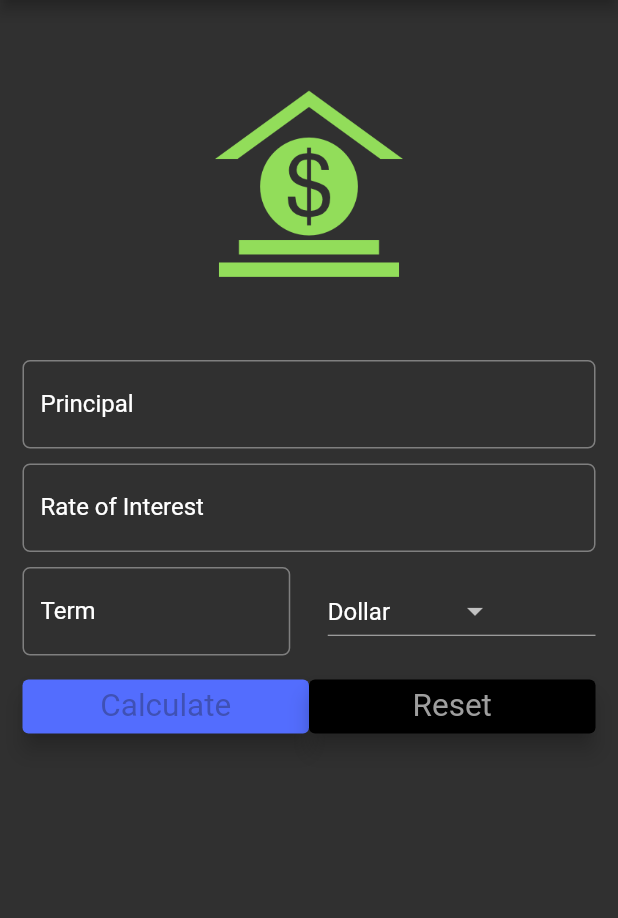
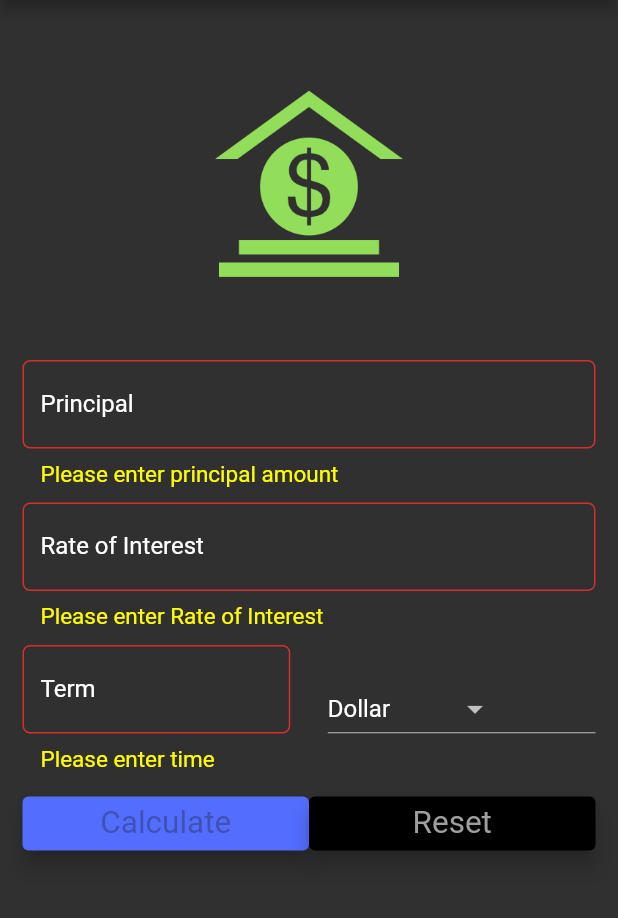
Before and after one commit to minhbka/flutter_tutorial, a Flutter app: the screen it shows after launch, after a tap on "Calculate", on a phone screen of 412 x 824 dp, the part 84-1002 px from its top. Run offline on Flutter 3.47's test engine with Material 2 defaults, Android fonts, the phone set to English and light mode, and no system bars.

Commit message:
Form Validation Tutorial using TextFormField

```diff
--- a/lib/main.dart
+++ b/lib/main.dart
@@ -30,6 +30,7 @@ class _SIFormState extends State<SIForm>{
   TextEditingController roiController = TextEditingController();
   TextEditingController termController = TextEditingController();
   var displayResult = "";
+  var _formKey = GlobalKey<FormState>();
 
   @override
   void initState(){
@@ -43,22 +44,34 @@ class _SIFormState extends State<SIForm>{
     return Scaffold(
       //resizeToAvoidBottomInset: false,
       appBar: AppBar(title:Text("Simple Interest Calculator App")),
-      body:Container(
-        margin:EdgeInsets.all(_minimumPadding*2),
+
+      body:Form(
+        key:_formKey,
+        child:Padding(
+          padding:EdgeInsets.all(_minimumPadding*2),
           child: ListView(
             children: <Widget>[
               getImageAsset(),
 
               Padding(
                 padding:EdgeInsets.all(_minimumPadding),
-            child: TextField(
+                child: TextFormField(
                   style: textStyle,
                   keyboardType: TextInputType.number,
                   controller: principalController,
+                  validator:(String? value){
+                    if(value == null || value.isEmpty || double.tryParse(value) == null ){
+                      return "Please enter principal amount";
+                    }
+                  },
                   decoration:InputDecoration(
                     labelStyle: textStyle,
                     labelText: 'Principal',
                     hintText: 'Enter Principal e.g. 12000',
+                    errorStyle:TextStyle(
+                      color: Colors.yellowAccent,
+                      fontSize: 15.0
+                    ),
                     border: OutlineInputBorder(
                       borderRadius: BorderRadius.circular(5.0),
                     )
@@ -67,14 +80,23 @@ class _SIFormState extends State<SIForm>{
               ),
               Padding(
                 padding:EdgeInsets.all(_minimumPadding),
-            child: TextField(
+                child: TextFormField(
                   style: textStyle,
                   keyboardType: TextInputType.number,
                   controller:roiController,
+                  validator:(String? value){
+                    if(value == null || value.isEmpty || double.tryParse(value) == null ){
+                      return "Please enter Rate of Interest";
+                    }
+                  },
                   decoration:InputDecoration(
                     labelStyle: textStyle,
                     labelText: 'Rate of Interest',
                     hintText: 'In Percent',
+                    errorStyle:TextStyle(
+                      color: Colors.yellowAccent,
+                      fontSize: 15.0
+                    ),
                     border: OutlineInputBorder(
                       borderRadius: BorderRadius.circular(5.0),
                     )
@@ -86,14 +108,23 @@ class _SIFormState extends State<SIForm>{
                 child: Row(
                   children:<Widget>[
                     Expanded(
-                  child: TextField(
+                      child: TextFormField(
                         style:textStyle,
                         keyboardType: TextInputType.number,
                         controller: termController,
+                        validator:(String? value){
+                          if(value == null || value.isEmpty || double.tryParse(value) == null ){
+                            return "Please enter time";
+                          }
+                        },
                         decoration:InputDecoration(
                           labelStyle: textStyle,
                           labelText: 'Term',
                           hintText: 'Time in years',
+                          errorStyle:TextStyle(
+                            color: Colors.yellowAccent,
+                            fontSize: 15.0
+                          ),
                           border: OutlineInputBorder(
                             borderRadius: BorderRadius.circular(5.0),
                           )
@@ -131,8 +162,11 @@ class _SIFormState extends State<SIForm>{
                           )
                         ),
                         onPressed: ()=>{
+
                           setState((){
+                            if(_formKey.currentState!.validate()){
                               this.displayResult = _calculateTotalReturns();
+                            }
                           })
                         },
                         style:ElevatedButton.styleFrom(
@@ -169,6 +203,7 @@ class _SIFormState extends State<SIForm>{
               )
             ],
           ),
+        )
       )
     );
   }
```
Lines whose indentation alone changed are shown as unchanged.
